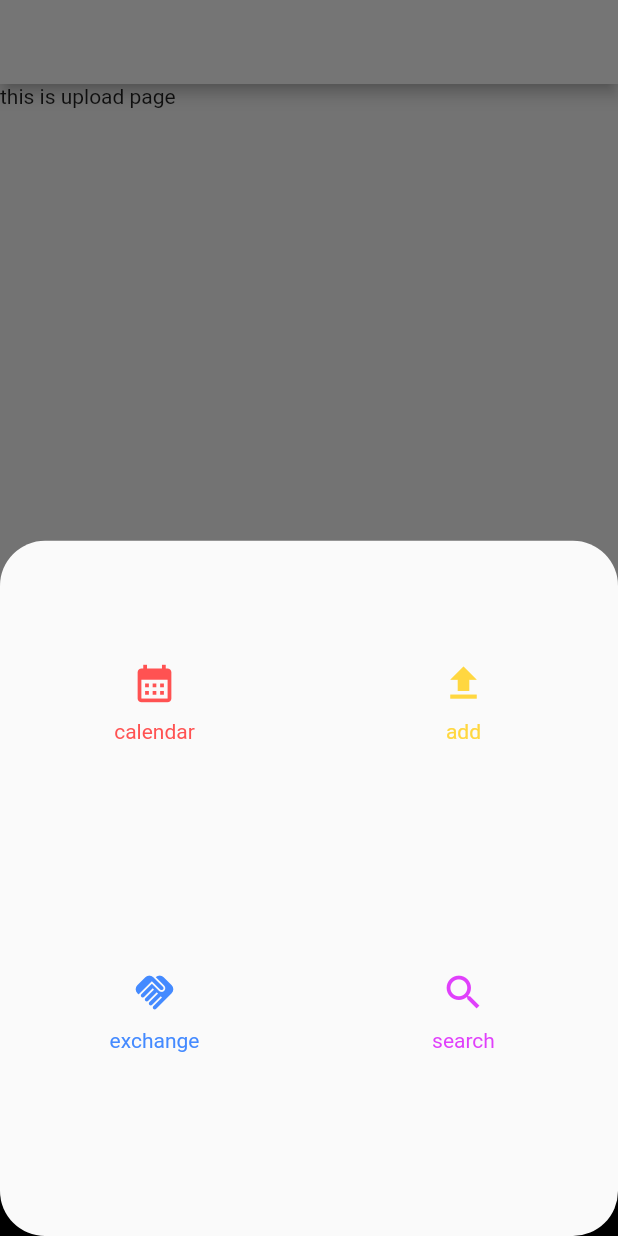
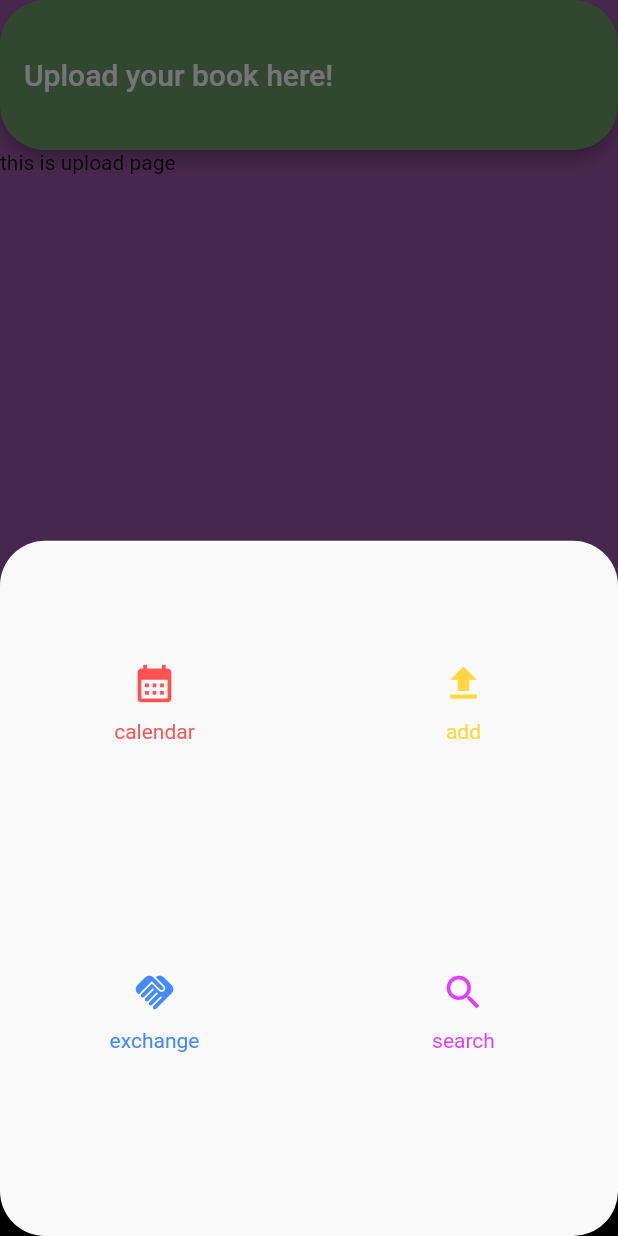
Before and after one commit to doriaaaa/TradeAppProject, a Flutter app: the screen it shows after launch, item 3 of the bottom bar chosen, on a phone screen of 412 x 824 dp. Run offline on Flutter 3.47's test engine with Material 2 defaults, Android fonts, the phone set to English and light mode, and no system bars; drawn by our look-alikes of google_nav_bar.

```diff
--- a/trade_app/lib/screens/upload_page.dart
+++ b/trade_app/lib/screens/upload_page.dart
@@ -12,12 +12,17 @@ class _UploadPageState extends State<UploadPage> {
   @override
   Widget build(BuildContext context) {
     return Scaffold(
+      backgroundColor: const Color.fromARGB(255, 157, 85, 169),
       appBar: AppBar(
-        backgroundColor: Colors.white,
-        title: const Text('this is upload page'),
+        toolbarHeight: 100,
+        backgroundColor: const Color.fromARGB(255, 107, 154, 103),
+        title: const Text('Upload your book here!'),
+        shape: RoundedRectangleBorder(
+          borderRadius: BorderRadius.circular(30.0),
+        ),
       ),
       body:Container(
-        child: Text('this is upload page'),
+        child: const Text('this is upload page'),
       )
     );
   }
```
Also changed, not shown: 2 other files.
